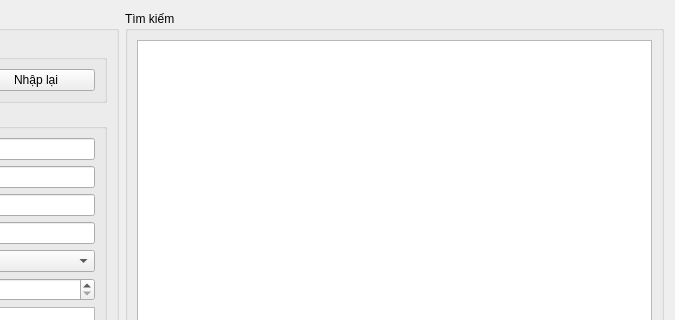
First picture: the form in manageuser.ui, repository hovanvydut/PBL2-Library-Management-Qt-CPP, before the edit; both pictures show x 431 to 1106 and y 0 to 320 of the 1106 by 673 pixel window.
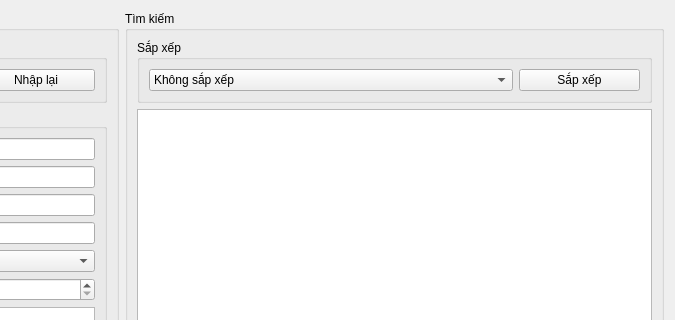
Second picture: the form after the edit.

What changed in the file:
```diff
--- a/manageuser.ui
+++ b/manageuser.ui
@@ -285,6 +285,46 @@
       <string>Tìm kiếm</string>
      </property>
      <layout class="QVBoxLayout" name="verticalLayout_3">
+      <item>
+       <widget class="QGroupBox" name="groupBox">
+        <property name="title">
+         <string>Sắp xếp</string>
+        </property>
+        <layout class="QHBoxLayout" name="horizontalLayout_5" stretch="3,1">
+         <item>
+          <widget class="QComboBox" name="comboSort">
+           <item>
+            <property name="text">
+             <string>Không sắp xếp</string>
+            </property>
+           </item>
+           <item>
+            <property name="text">
+             <string>Sắp xếp theo tên</string>
+            </property>
+           </item>
+           <item>
+            <property name="text">
+             <string>Sắp xếp theo quyền</string>
+            </property>
+           </item>
+           <item>
+            <property name="text">
+             <string>Sắp xếp theo ngày tạo</string>
+            </property>
+           </item>
+          </widget>
+         </item>
+         <item>
+          <widget class="QPushButton" name="btnSort">
+           <property name="text">
+            <string>Sắp xếp</string>
+           </property>
+          </widget>
+         </item>
+        </layout>
+       </widget>
+      </item>
       <item>
        <widget class="QTableView" name="tableUser"/>
       </item>
```
Left out of the diff: 6 changed lines with no effect on the pictures.
